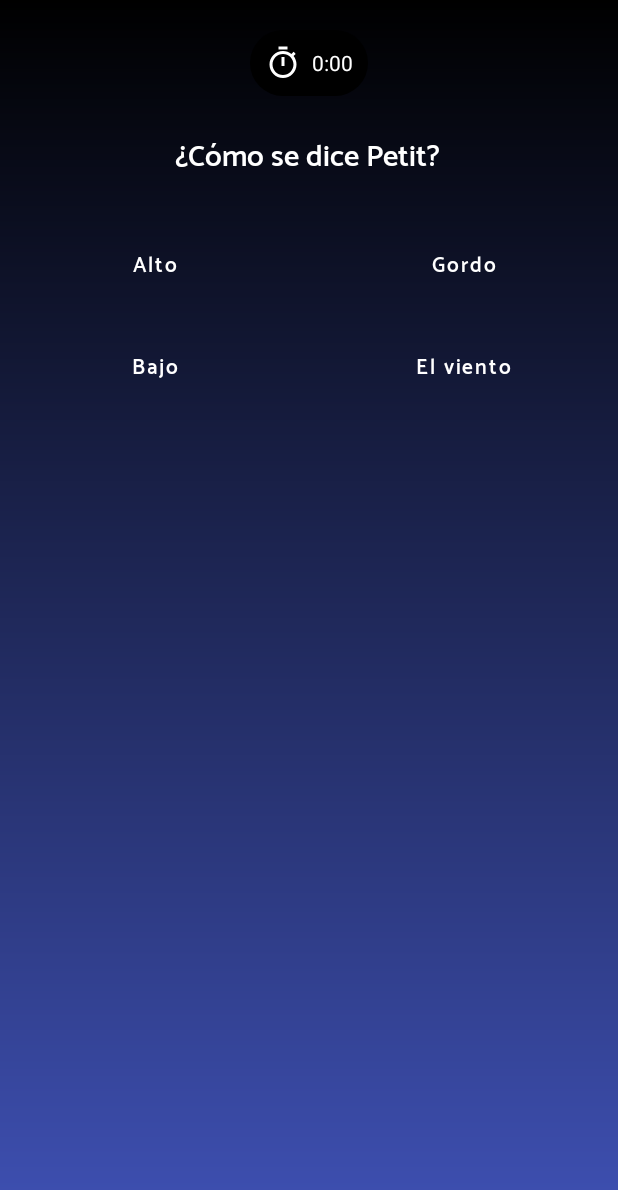
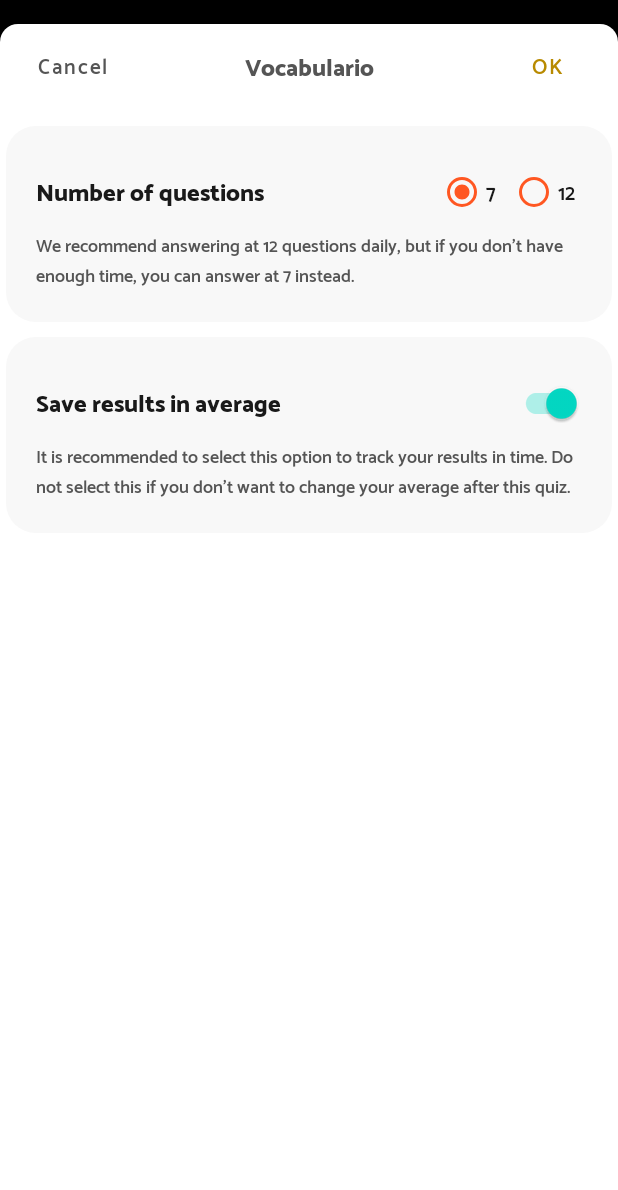
Before and after one commit to Ryanhtech/Vocabulario, an Android app: the fragment QuizFragment shown on its own in the app's theme, after a tap on "START", on a phone screen of 412 x 824 dp. Shown: the top 1190 px of the screen. Run offline under Robolectric (Android 15) with nearby library versions, the phone set to English and light mode, and no system bars; libraries missing offline, so code that uses them is left out: jp.wasabeef.blurry; network calls fail; 3 statements that could not run were skipped.

Commit message:
PopupFragmentExecutor API update

```diff
--- a/app/src/main/java/com/ryanhtech/vocabulario/admin/ui/AdminPassActivity.kt
+++ b/app/src/main/java/com/ryanhtech/vocabulario/admin/ui/AdminPassActivity.kt
@@ -34,13 +34,13 @@ import com.ryanhtech.vocabulario.admin.internal.AdminPasswordManager
 import com.ryanhtech.vocabulario.admin.internal.AdminPermissions
 import com.ryanhtech.vocabulario.internal.block.ForgotPasswordBlockPromptActivity
 import com.ryanhtech.vocabulario.internal.notifications.Notifications
-import com.ryanhtech.vocabulario.ui.activity.VocabularioPopupActivity
+import com.ryanhtech.vocabulario.ui.activity.VocabularioActivity
 import com.ryanhtech.vocabulario.utils.DataManager
 import com.ryanhtech.vocabulario.utils.UiUtils
 import kotlinx.android.synthetic.main.activity_admin_pass.*
 import java.io.FileNotFoundException
 
-class AdminPassActivity : VocabularioPopupActivity() {
+class AdminPassActivity : VocabularioActivity() {
     var tries: Int = 5
 
     private var goneToForgotPwd = false
--- a/app/src/main/java/com/ryanhtech/vocabulario/tools/collection/ui/CreateWordGroupActivity.kt
+++ b/app/src/main/java/com/ryanhtech/vocabulario/tools/collection/ui/CreateWordGroupActivity.kt
@@ -30,7 +30,6 @@ import androidx.constraintlayout.widget.ConstraintLayout
 import androidx.core.view.isVisible
 import com.ryanhtech.vocabulario.R
 import com.ryanhtech.vocabulario.internal.vocabulario.Vocabulario
-import com.ryanhtech.vocabulario.setup.fragment.OrganizationSetupIntroFragment
 import com.ryanhtech.vocabulario.tools.collection.CollectionManager
 import com.ryanhtech.vocabulario.tools.collection.CollectionProperties
 import com.ryanhtech.vocabulario.tools.collection.CollectionWord
@@ -106,9 +105,6 @@ class CreateWordGroupActivity : VocabularioActivity() {
                     Vocabulario.getGson().toJson(EditWordToken(
                         null, wordGroup
                 ))))
-
-            // TODO Remove this
-            displayPopupFragment(OrganizationSetupIntroFragment(), this)
         }
 
         startUpdateRecyclerViewCheckThread()
--- a/app/src/main/java/com/ryanhtech/vocabulario/ui/main/QuizFragment.kt
+++ b/app/src/main/java/com/ryanhtech/vocabulario/ui/main/QuizFragment.kt
@@ -17,7 +17,6 @@
 package com.ryanhtech.vocabulario.ui.main
 
 import android.content.Context
-import android.content.Intent
 import android.os.Bundle
 import android.os.Handler
 import android.os.Looper
@@ -27,7 +26,8 @@ import android.view.ViewGroup
 import androidx.fragment.app.Fragment
 import com.ryanhtech.vocabulario.R
 import com.ryanhtech.vocabulario.internal.vocabulario.Vocabulario
-import com.ryanhtech.vocabulario.ui.quiz.QuizActivity
+import com.ryanhtech.vocabulario.ui.popup.PopupFragmentExecutor
+import com.ryanhtech.vocabulario.ui.quiz.QuizStartupPopupFragment
 import com.ryanhtech.vocabulario.utils.UiUtils
 import kotlinx.android.synthetic.main.fragment_quiz.view.*
 
@@ -46,12 +46,9 @@ class QuizFragment: Fragment() {
         )
 
         viewLayout.startQuizButton.setOnClickListener {
-            requireActivity().startActivity(
-                Intent(
-                    activity,
-                    QuizActivity::class.java
-                )
-            )
+            // Show the popup
+            PopupFragmentExecutor.displayPopupFragment(QuizStartupPopupFragment(),
+                requireActivity())
         }
 
         Handler(Looper.getMainLooper()).postDelayed({
--- a/app/src/main/java/com/ryanhtech/vocabulario/ui/popup/PopupContainerActivity.kt
+++ b/app/src/main/java/com/ryanhtech/vocabulario/ui/popup/PopupContainerActivity.kt
@@ -30,7 +30,6 @@ import androidx.dynamicanimation.animation.SpringAnimation
 import androidx.dynamicanimation.animation.SpringForce
 import androidx.fragment.app.Fragment
 import com.ryanhtech.vocabulario.R
-import com.ryanhtech.vocabulario.internal.vocabulario.Vocabulario
 import com.ryanhtech.vocabulario.ui.viewmanager.ViewContainer
 import jp.wasabeef.blurry.Blurry
 
@@ -90,17 +89,14 @@ class PopupContainerActivity : AppCompatActivity() {
         // Set the content view
         setContentView(R.layout.activity_vocabulario_popup)
 
-        // Convert everything from JSON
-        val lGsonInst = Vocabulario.getGson()
+        // Save the screenshot as a View for now
+        val lParentActivityRootViewId = intent.getIntExtra(EXTRA_PARENT_ACTIVITY_ROOTVIEW, -1)
 
-        // Save the screenshot as a View for now
-        val lParentActivityRootViewJson = intent.getIntExtra(EXTRA_PARENT_ACTIVITY_ROOTVIEW, -1)
-
-        if (lParentActivityRootViewJson == -1) {
+        if (lParentActivityRootViewId == -1) {
             throw IllegalArgumentException("EXTRA_PARENT_ACTIVITY_ROOTVIEW can't be found!")
         }
 
-        mParentActivityRootView = ViewContainer.getInstance(lParentActivityRootViewJson) as View
+        mParentActivityRootView = ViewContainer.getInstance(lParentActivityRootViewId) as View
 
         // Perform the same operation on the fragment to set
         val lFragmentFromIntent = intent.getIntExtra(EXTRA_FRAGMENT_TO_SET, -144)
@@ -109,7 +105,17 @@ class PopupContainerActivity : AppCompatActivity() {
             throw IllegalArgumentException("Can't found EXTRA_FRAGMENT_TO_SET")
         }
 
-        mFragmentToInflate = ViewContainer.getInstance(lFragmentFromIntent) as Fragment
+        // Get the PopupFragment instance under a try/catch
+        try {
+            mFragmentToInflate = ViewContainer.getInstance(lFragmentFromIntent) as PopupFragment
+        } catch (err: ClassCastException) {
+            // We have been unable to cast the class. It means that the class that has been passed
+            // to us isn't a PopupFragment.
+            Log.w("PopupContainerActivity", "Can't cast Any to PopupFragment (it " +
+                "usually means that you haven't passed a PopupFragment in the  " +
+                "EXTRA_FRAGMENT_TO_SET extra. Please use the PopupFragmentExecutor API.")
+            throw err
+        }
 
         // Remove transitions (if you pass 0 on both parameters it will remove everything)
         overridePendingTransition(0, 0)
@@ -174,7 +180,7 @@ class PopupContainerActivity : AppCompatActivity() {
         // Set the animation listeners to detect the end of the animation and to keep the background
         // transparent after the animation
         lPopupBackgroundAnimationInst.setAnimationListener(object: Animation.AnimationListener {
-            // You don't need to implement these
+            // You don't need to implement these two
             override fun onAnimationStart(animation: Animation?) {}
             override fun onAnimationRepeat(animation: Animation?) {}
 
@@ -187,7 +193,7 @@ class PopupContainerActivity : AppCompatActivity() {
                 }
 
                 // Then set the background's alpha to the right one
-                mBackgroundView.alpha = 0.9F
+                mBackgroundView.alpha = 1F
             }
         })
 
--- /dev/null
+++ b/app/src/main/java/com/ryanhtech/vocabulario/ui/popup/PopupFragmentExecutor.kt
@@ -0,0 +1,59 @@
+/*
+ * Copyright 2021-2022 Ryanhtech Labs
+ *
+ *  Licensed under the Apache License, Version 2.0 (the "License");
+ *  you may not use this file except in compliance with the License.
+ *  You may obtain a copy of the License at
+ *
+ *       http://www.apache.org/licenses/LICENSE-2.0
+ *
+ *  Unless required by applicable law or agreed to in writing, software
+ *  distributed under the License is distributed on an "AS IS" BASIS,
+ *  WITHOUT WARRANTIES OR CONDITIONS OF ANY KIND, either express or implied.
+ *  See the License for the specific language governing permissions and
+ *  limitations under the License.
+ */
+
+package com.ryanhtech.vocabulario.ui.popup
+
+import android.app.Activity
+import android.content.Intent
+import android.util.Log
+import com.ryanhtech.vocabulario.ui.viewmanager.ViewContainer
+
+/**
+ * This object helps managing PopupFragment execution.
+ */
+object PopupFragmentExecutor {
+    /**
+     * Call this to display a new PopupFragment.
+     */
+    fun displayPopupFragment(fragmentInst: PopupFragment, activityContext: Activity) {
+        // Put the root view into a local variable
+        val lActivityRootView = activityContext.window.decorView.rootView
+
+        // Now initialize the Intent and put the string extras into it
+        val lPopupIntent = Intent(activityContext, PopupContainerActivity::class.java)
+
+        // Save the class instance and the fragment to get them back in the next Activity
+        val lViewId = ViewContainer.saveInstance(lActivityRootView)
+        val lFragId = ViewContainer.saveInstance(fragmentInst)
+
+        // Set the extras
+        lPopupIntent.apply {
+            putExtra(PopupContainerActivity.EXTRA_FRAGMENT_TO_SET, lFragId)
+            putExtra(PopupContainerActivity.EXTRA_PARENT_ACTIVITY_ROOTVIEW, lViewId)
+        }
+
+        // Start the popup Activity using our Intent
+        try {
+            activityContext.startActivity(lPopupIntent)
+        }
+        catch (err: Exception) {
+            // An exception occurred while starting the Activity
+            Log.e("PopupFragmentExecutor",
+                "An error occurred while starting the PopupContainerActivity.")
+            throw err
+        }
+    }
+}
--- /dev/null
+++ b/app/src/main/java/com/ryanhtech/vocabulario/ui/quiz/QuizStartupPopupFragment.kt
@@ -0,0 +1,25 @@
+/*
+ * Copyright 2021-2022 Ryanhtech Labs
+ *
+ *  Licensed under the Apache License, Version 2.0 (the "License");
+ *  you may not use this file except in compliance with the License.
+ *  You may obtain a copy of the License at
+ *
+ *       http://www.apache.org/licenses/LICENSE-2.0
+ *
+ *  Unless required by applicable law or agreed to in writing, software
+ *  distributed under the License is distributed on an "AS IS" BASIS,
+ *  WITHOUT WARRANTIES OR CONDITIONS OF ANY KIND, either express or implied.
+ *  See the License for the specific language governing permissions and
+ *  limitations under the License.
+ */
+
+package com.ryanhtech.vocabulario.ui.quiz
+
+import com.ryanhtech.vocabulario.R
+import com.ryanhtech.vocabulario.ui.popup.PopupFragment
+
+class QuizStartupPopupFragment: PopupFragment() {
+    // Set the layout
+    override val popupLayoutRes = R.layout.fragment_quiz_startup_popup
+}
--- a/app/src/main/res/anim/popup_anim_background_fadein.xml
+++ b/app/src/main/res/anim/popup_anim_background_fadein.xml
@@ -19,5 +19,5 @@
     <!-- WARNING - If you change this, change the value in PopupContainerActivity too -->
     <alpha
         android:fromAlpha="0"
-        android:toAlpha="0.9" />
+        android:toAlpha="1" />
 </set>
--- a/app/src/main/res/layout/activity_main.xml
+++ b/app/src/main/res/layout/activity_main.xml
@@ -41,7 +41,6 @@
         android:layout_height="75dp"
         android:background="@color/background_default"
         app:itemIconTint="@drawable/bottom_nav_color"
-        app:itemTextColor="@drawable/bottom_nav_color"
         app:labelVisibilityMode="unlabeled"
         app:layout_constraintBottom_toBottomOf="parent"
         app:layout_constraintEnd_toEndOf="parent"
--- a/app/src/main/res/layout/activity_vocabulario_popup.xml
+++ b/app/src/main/res/layout/activity_vocabulario_popup.xml
@@ -94,7 +94,7 @@
                 app:layout_constraintEnd_toStartOf="@+id/okPopupButton"
                 app:layout_constraintStart_toEndOf="@+id/cancelPopupButton"
                 app:layout_constraintTop_toTopOf="parent"
-                tools:text="@string/app_name" />
+                android:text="@string/app_name" />
         </androidx.constraintlayout.widget.ConstraintLayout>
 
         <ScrollView
--- /dev/null
+++ b/app/src/main/res/layout/fragment_quiz_startup_popup.xml
@@ -0,0 +1,121 @@
+<?xml version="1.0" encoding="utf-8"?>
+<!--
+  ~ Copyright 2021-2022 Ryanhtech Labs
+  ~
+  ~  Licensed under the Apache License, Version 2.0 (the "License");
+  ~  you may not use this file except in compliance with the License.
+  ~  You may obtain a copy of the License at
+  ~
+  ~       http://www.apache.org/licenses/LICENSE-2.0
+  ~
+  ~  Unless required by applicable law or agreed to in writing, software
+  ~  distributed under the License is distributed on an "AS IS" BASIS,
+  ~  WITHOUT WARRANTIES OR CONDITIONS OF ANY KIND, either express or implied.
+  ~  See the License for the specific language governing permissions and
+  ~  limitations under the License.
+  -->
+
+<LinearLayout xmlns:android="http://schemas.android.com/apk/res/android"
+    xmlns:app="http://schemas.android.com/apk/res-auto"
+    xmlns:tools="http://schemas.android.com/tools"
+    android:layout_width="match_parent"
+    android:layout_height="match_parent"
+    android:orientation="vertical">
+
+    <LinearLayout
+        android:layout_width="match_parent"
+        android:layout_height="wrap_content"
+        android:background="@drawable/tile_background"
+        android:orientation="vertical"
+        android:padding="20dp">
+
+        <LinearLayout
+            android:layout_width="match_parent"
+            android:layout_height="match_parent"
+            android:layout_weight="0"
+            android:orientation="horizontal">
+
+            <TextView
+                android:layout_width="wrap_content"
+                android:layout_height="48dp"
+                android:layout_weight="0"
+                android:ellipsize="marquee"
+                android:fontFamily="@font/catamaran_extrabold"
+                android:gravity="center"
+                android:singleLine="true"
+                android:text="@string/number_of_questions"
+                android:textColor="@color/title_text"
+                android:textSize="16sp" />
+
+            <LinearLayout
+                android:layout_width="match_parent"
+                android:layout_height="48dp"
+                android:layout_weight="0"
+                android:gravity="end"
+                android:orientation="horizontal">
+
+                <RadioButton
+                    android:id="@+id/shortQuizSessionRadioButton"
+                    android:layout_width="wrap_content"
+                    android:layout_height="wrap_content"
+                    android:buttonTint="@color/quiz_tint"
+                    android:checked="true"
+                    android:fontFamily="@font/catamaran_semibold"
+                    android:paddingStart="0dp"
+                    android:paddingEnd="4dp"
+                    android:text="@string/short_quiz_session_nbr"
+                    android:textColor="@color/title_text"
+                    tools:ignore="TextContrastCheck" />
+
+                <RadioButton
+                    android:id="@+id/longQuizSessionRadioButton"
+                    android:layout_width="wrap_content"
+                    android:layout_height="wrap_content"
+                    android:buttonTint="@color/quiz_tint"
+                    android:fontFamily="@font/catamaran_semibold"
+                    android:text="@string/long_quiz_session_nbr"
+                    android:textColor="@color/title_text"
+                    tools:ignore="TextContrastCheck" />
+            </LinearLayout>
+        </LinearLayout>
+
+        <TextView
+            android:id="@+id/textView15"
+            android:layout_width="wrap_content"
+            android:layout_height="match_parent"
+            android:layout_weight="0"
+            android:fontFamily="@font/catamaran_semibold"
+            android:text="@string/number_of_questions_descr"
+            android:textColor="@color/basic_text"
+            android:textSize="12sp" />
+
+    </LinearLayout>
+
+    <LinearLayout
+        android:layout_width="match_parent"
+        android:layout_height="wrap_content"
+        android:layout_marginTop="10dp"
+        android:background="@drawable/tile_background"
+        android:orientation="vertical"
+        android:padding="20dp">
+
+        <androidx.appcompat.widget.SwitchCompat
+            android:id="@+id/saveInAverageQuizOptions"
+            android:layout_width="match_parent"
+            android:layout_height="match_parent"
+            android:checked="true"
+            android:fontFamily="@font/catamaran_extrabold"
+            android:text="@string/save_in_average"
+            android:textColor="@color/title_text"
+            android:textSize="16sp" />
+
+        <TextView
+            android:layout_width="wrap_content"
+            android:layout_height="0dp"
+            android:layout_weight="1"
+            android:fontFamily="@font/catamaran_semibold"
+            android:text="@string/save_in_average_descr"
+            android:textColor="@color/basic_text"
+            android:textSize="12sp" />
+    </LinearLayout>
+</LinearLayout>
--- a/app/src/main/res/values-night/colors.xml
+++ b/app/src/main/res/values-night/colors.xml
@@ -39,5 +39,5 @@
     <color name="limiter_background">#222222</color>
     <color name="top_tile_separator">#252525</color>
     <color name="background_default_transparent">#F21E1E1E</color>
-    <color name="popup_status">#000000</color>
+    <color name="popup_status">@color/black</color>
 </resources>
--- a/app/src/main/res/values/colors.xml
+++ b/app/src/main/res/values/colors.xml
@@ -35,6 +35,7 @@
     <color name="ctr_theme_min">#7D7D7D</color>
     <color name="collection_tint">#B88A00</color>
     <color name="quiz_tint">#FF5722</color>
+    <color name="quiz_tint_light">#80FF5722</color>
     <color name="profile_tint">#00897B</color>
     <color name="status_bar">@color/really_not_important_text</color>
     <color name="red">#C50000</color>
@@ -60,5 +61,5 @@
     <color name="light_blue_400">#FF29B6F6</color>
     <color name="gray_400">#FFBDBDBD</color>
     <color name="gray_600">#FF757575</color>
-    <color name="popup_status">#151515</color>
+    <color name="popup_status">@color/black</color>
 </resources>
--- a/app/src/main/res/values/strings.xml
+++ b/app/src/main/res/values/strings.xml
@@ -290,4 +290,10 @@
     <string name="uninstall_app_reset_ope_descr">This action will remove Vocabulario from your device. You can also do it by accessing to Settings > Apps > Vocabulario > Uninstall on your device.</string>
     <string name="reset_operation_finished">The requested operation has finished.</string>
     <string name="setup_install_progress_description">Setting up Vocabulario so it\'s ready to go</string>
+    <string name="number_of_questions">Number of questions</string>
+    <string name="short_quiz_session_nbr" translatable="false">7</string>
+    <string name="long_quiz_session_nbr" translatable="false">12</string>
+    <string name="save_in_average">Save results in average</string>
+    <string name="save_in_average_descr">It is recommended to select this option to track your results in time. Do not select this if you don\'t want to change your average after this quiz.</string>
+    <string name="number_of_questions_descr">We recommend answering at 12 questions daily, but if you don\'t have enough time, you can answer at 7 instead.</string>
 </resources>
```
Also changed, not shown: app/src/main/java/com/ryanhtech/vocabulario/ui/activity/VocabularioActivity.kt (+5 -31 lines), app/src/main/java/com/ryanhtech/vocabulario/ui/main/ProfileFragment.kt (+1 -6 lines), app/src/main/java/com/ryanhtech/vocabulario/ui/main/collection/CollectionFragment.kt (+4 -3 lines), app/src/main/res/color/quiz_switch_thumb_color.xml (added, +20 -0 lines), app/src/main/res/color/quiz_switch_track_color.xml (added, +20 -0 lines), 1 other file.
